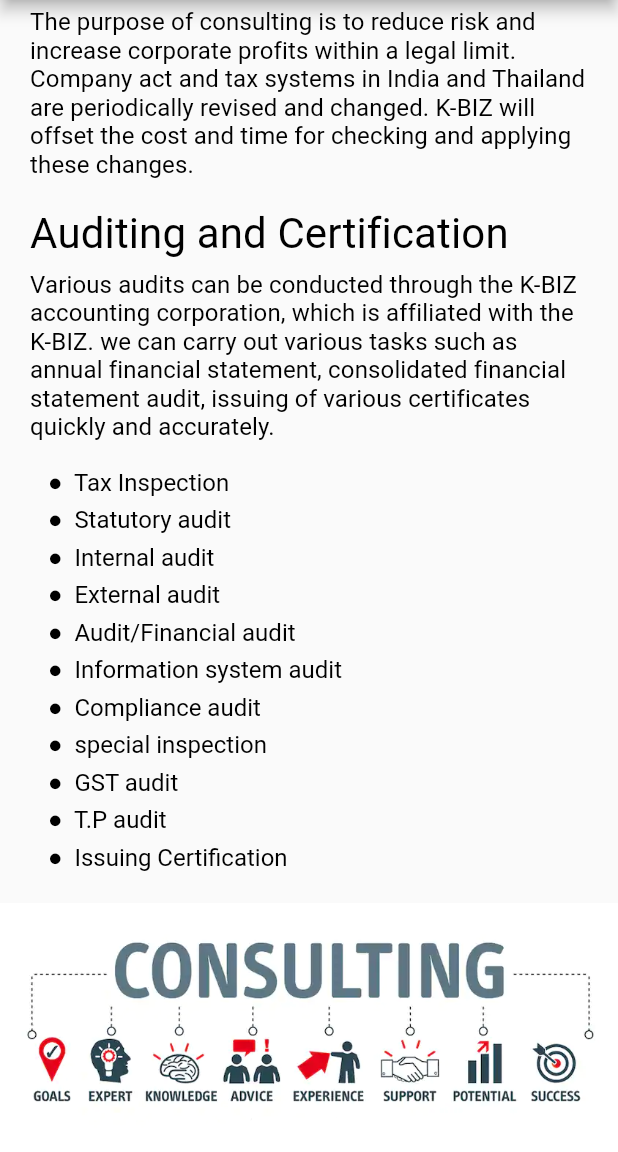
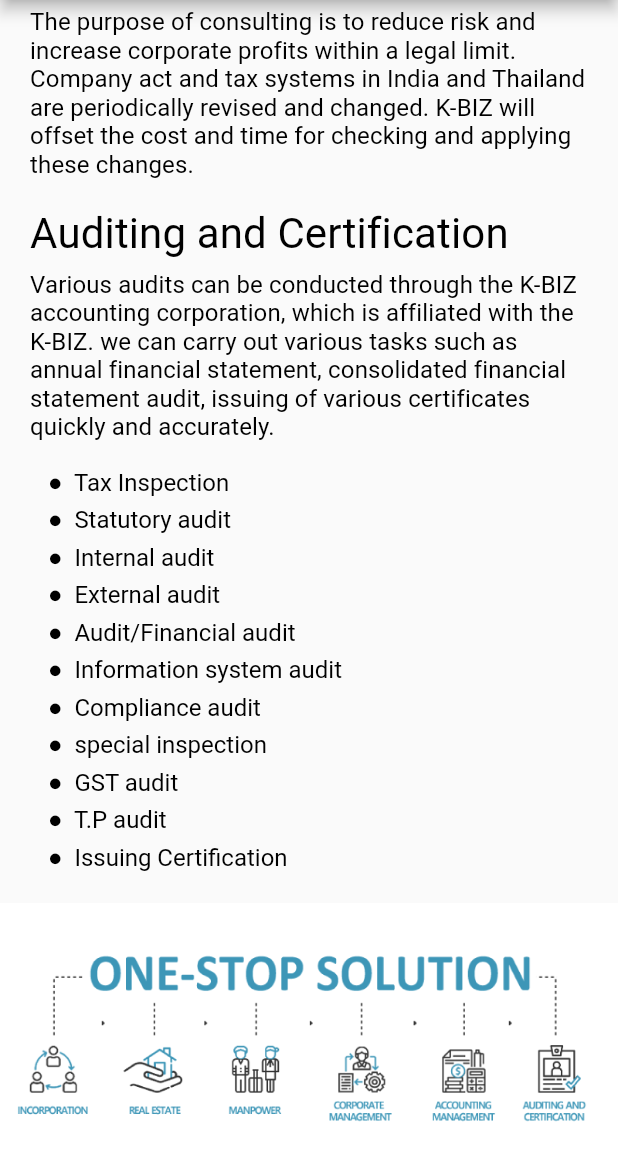
Before and after one commit to bobbohee/kbiz-india, a Flutter app: the CorporateConsultingRoute screen opened directly, scrolled down 3048 dp, on a phone screen of 412 x 824 dp, the part 84-1236 px from its top. Run offline on Flutter 3.47's test engine with Material 2 defaults, Android fonts, the phone set to English and light mode, and no system bars; our stand-ins replace splashscreen.

Commit message:
Feat : after confirm :kissing_smiling_eyes:

```diff
--- a/lib/routes/biz_events_route.dart
+++ b/lib/routes/biz_events_route.dart
@@ -1,5 +1,4 @@
 import 'package:flutter/material.dart';
-import 'package:splash/routes/modules/my_biz_events.dart';
 
 import 'package:splash/routes/modules/my_menu.dart';
 import 'package:splash/routes/modules/my_biz_events.dart';
--- a/lib/routes/modules/my_about_us.dart
+++ b/lib/routes/modules/my_about_us.dart
@@ -13,7 +13,10 @@ class MyAboutUs extends StatelessWidget {
       color: lightGrayColor,
       child: ListView(
         children: <Widget>[
-          Image.asset('assets/images/banners/home/banner1.jpg'),
+          Container(
+            color: blueColor,
+            child: Image.asset('assets/images/banners/about_us/banner1.png'),
+          )
         ],
       ),
     );
--- a/lib/routes/modules/my_corporate_consulting.dart
+++ b/lib/routes/modules/my_corporate_consulting.dart
@@ -19,8 +19,7 @@ class MyCorporateConsulting extends StatelessWidget {
           MyCorporateConsultingContents(),
           Container(
             color: Colors.white,
-            padding: EdgeInsets.symmetric(vertical: 15.0),
-            child: Image.asset('assets/images/banners/corporate_consulting/banner2-1.png'),
+            child: Image.asset('assets/images/banners/corporate_consulting/banner2.png'),
           ),
         ],
       ),
```
Also changed, not shown: pubspec.yaml (+1 -15 lines), assets/fonts/PTSerif-Bold.ttf (deleted), assets/fonts/PTSerif-BoldItalic.ttf (deleted), assets/fonts/PTSerif-Regular.ttf (deleted), assets/fonts/PTSerif-RegularItalic.ttf (deleted), assets/images/banners/about_us/banner1.png (added), assets/images/banners/contact_us/banner1.png (deleted), assets/images/banners/corporate_consulting/banner2-1.png (deleted), assets/images/banners/corporate_consulting/banner2.png, assets/images/banners/home/banner1.jpg (deleted), assets/images/banners/management/banner1-2.jpg (deleted), assets/images/banners/management/banner1-4.jpg (deleted), assets/images/contents/events-buyer-seller-meeting-600.png (deleted), assets/images/contents/events-corporate-events-600.png (deleted), 3 more files, 1 other file.
